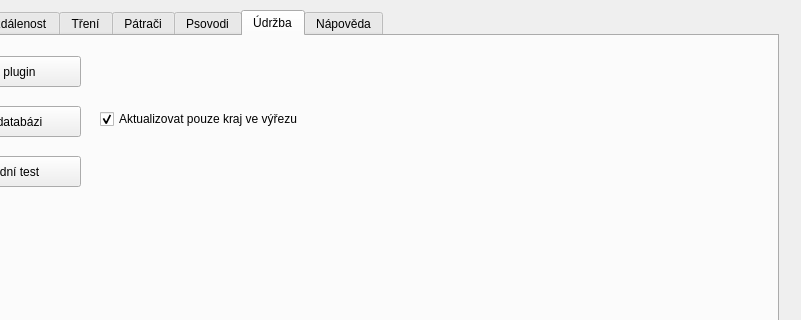
Before: the Qt Designer form ui/settings.ui in ruz76/qgis_patrac, drawn with Qt 5; both pictures show x 132 to 933 and y 0 to 320 of the 933 by 515 pixel window.
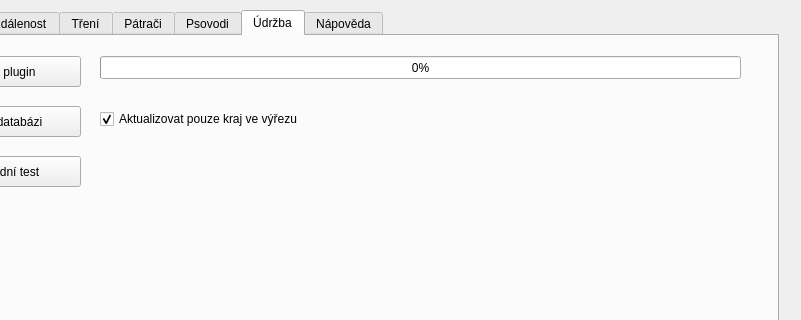
After: the same form once the commit is applied.

```diff
--- a/ui/settings.ui
+++ b/ui/settings.ui
@@ -766,6 +766,19 @@
       <string>Aktualizovat plugin</string>
      </property>
     </widget>
+    <widget class="QProgressBar" name="progressBarUpdatePlugin">
+     <property name="geometry">
+      <rect>
+       <x>230</x>
+       <y>20</y>
+       <width>641</width>
+       <height>23</height>
+      </rect>
+     </property>
+     <property name="value">
+      <number>0</number>
+     </property>
+    </widget>
    </widget>
    <widget class="QWidget" name="tab_Help">
     <attribute name="title">
```
